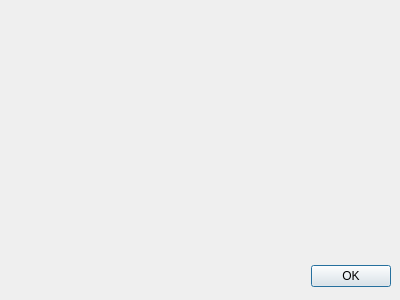
Above: nafi/nafi_about_dialog_base.ui from nafi-org/nafi-qgis before the change. Below: the same form after it.
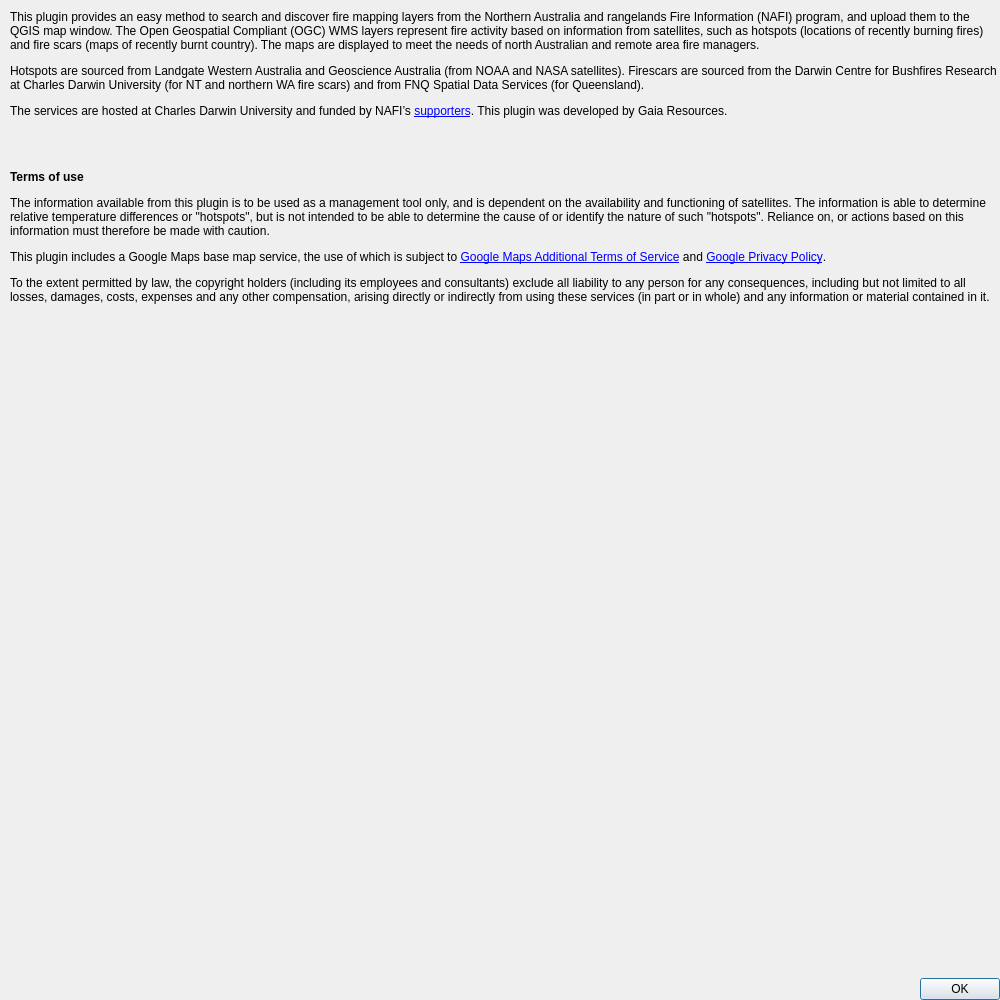
That is the form after the change. Icons and pictures are not drawn.

Commit message: add content to About … dialog and attempt to resize (NAF-15)

The edit to the form file:
```diff
--- a/nafi/nafi_about_dialog_base.ui
+++ b/nafi/nafi_about_dialog_base.ui
@@ -6,10 +6,16 @@
    <rect>
     <x>0</x>
     <y>0</y>
-    <width>400</width>
-    <height>300</height>
+    <width>1000</width>
+    <height>1000</height>
    </rect>
   </property>
+  <property name="sizePolicy">
+   <sizepolicy hsizetype="Expanding" vsizetype="Expanding">
+    <horstretch>0</horstretch>
+    <verstretch>0</verstretch>
+   </sizepolicy>
+  </property>
   <property name="windowTitle">
    <string>About NAFI Fire Maps</string>
   </property>
@@ -17,21 +23,52 @@
    <iconset resource="resources.qrc">
     <normaloff>:/plugins/nafi/icon.png</normaloff>:/plugins/nafi/icon.png</iconset>
   </property>
-  <widget class="QDialogButtonBox" name="buttonBox">
+  <widget class="QWidget" name="verticalLayoutWidget">
    <property name="geometry">
     <rect>
-     <x>50</x>
-     <y>260</y>
-     <width>341</width>
-     <height>32</height>
+     <x>10</x>
+     <y>10</y>
+     <width>990</width>
+     <height>990</height>
     </rect>
    </property>
-   <property name="orientation">
-    <enum>Qt::Horizontal</enum>
-   </property>
-   <property name="standardButtons">
-    <set>QDialogButtonBox::Ok</set>
-   </property>
+   <layout class="QVBoxLayout" name="verticalLayout">
+    <property name="spacing">
+     <number>6</number>
+    </property>
+    <item>
+     <widget class="QLabel" name="label">
+      <property name="sizePolicy">
+       <sizepolicy hsizetype="Expanding" vsizetype="Expanding">
+        <horstretch>0</horstretch>
+        <verstretch>0</verstretch>
+       </sizepolicy>
+      </property>
+      <property name="text">
+       <string>&lt;html&gt;&lt;head/&gt;&lt;body&gt;&lt;p&gt;This plugin provides an easy method to search and discover fire mapping layers from the Northern Australia and rangelands Fire Information (NAFI) program, and upload them to the QGIS map window. The Open Geospatial Compliant (OGC) WMS layers represent fire activity based on information from satellites, such as hotspots (locations of recently burning fires) and fire scars (maps of recently burnt country). The maps are displayed to meet the needs of north Australian and remote area fire managers.&lt;/p&gt;&lt;p&gt;Hotspots are sourced from Landgate Western Australia and Geoscience Australia (from NOAA and NASA satellites). Firescars are sourced from the Darwin Centre for Bushfires Research at Charles Darwin University (for NT and northern WA fire scars) and from FNQ Spatial Data Services (for Queensland).&lt;/p&gt;&lt;p&gt;The services are hosted at Charles Darwin University and funded by NAFI’s &lt;a href=&quot;https://firenorth.org.au/nafi3/views/about/supporters.htm&quot;&gt;&lt;span style=&quot; text-decoration: underline; color:#0000ff;&quot;&gt;supporters&lt;/span&gt;&lt;/a&gt;. This plugin was developed by Gaia Resources.&lt;/p&gt;&lt;p&gt;&lt;br/&gt;&lt;/p&gt;&lt;p&gt;&lt;span style=&quot; font-weight:600;&quot;&gt;Terms of use&lt;/span&gt;&lt;/p&gt;&lt;p&gt;The information available from this plugin is to be used as a management tool only, and is dependent on the availability and functioning of satellites. The information is able to determine relative temperature differences or &amp;quot;hotspots&amp;quot;, but is not intended to be able to determine the cause of or identify the nature of such &amp;quot;hotspots&amp;quot;. Reliance on, or actions based on this information must therefore be made with caution.&lt;/p&gt;&lt;p&gt;This plugin includes a Google Maps base map service, the use of which is subject to &lt;a href=&quot;https://maps.google.com/help/terms_maps/&quot;&gt;&lt;span style=&quot; text-decoration: underline; color:#0000ff;&quot;&gt;Google Maps Additional Terms of Service&lt;/span&gt;&lt;/a&gt; and &lt;a href=&quot;https://www.google.com/policies/privacy/&quot;&gt;&lt;span style=&quot; text-decoration: underline; color:#0000ff;&quot;&gt;Google Privacy Policy&lt;/span&gt;&lt;/a&gt;.&lt;/p&gt;&lt;p&gt;To the extent permitted by law, the copyright holders (including its employees and consultants) exclude all liability to any person for any consequences, including but not limited to all losses, damages, costs, expenses and any other compensation, arising directly or indirectly from using these services (in part or in whole) and any information or material contained in it.&lt;/p&gt;&lt;/body&gt;&lt;/html&gt;</string>
+      </property>
+      <property name="textFormat">
+       <enum>Qt::RichText</enum>
+      </property>
+      <property name="alignment">
+       <set>Qt::AlignLeading|Qt::AlignLeft|Qt::AlignTop</set>
+      </property>
+      <property name="wordWrap">
+       <bool>true</bool>
+      </property>
+     </widget>
+    </item>
+    <item>
+     <widget class="QDialogButtonBox" name="buttonBox">
+      <property name="orientation">
+       <enum>Qt::Horizontal</enum>
+      </property>
+      <property name="standardButtons">
+       <set>QDialogButtonBox::Ok</set>
+      </property>
+     </widget>
+    </item>
+   </layout>
   </widget>
  </widget>
  <resources/>
```
Left out of the diff: 10 changed lines with no effect on the pictures. The commit also changes 8 other files.
